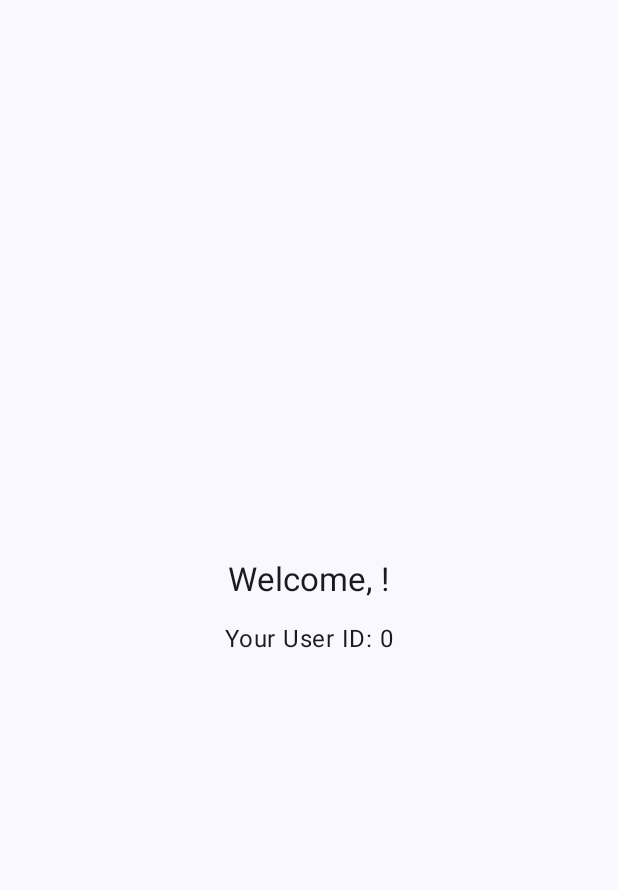
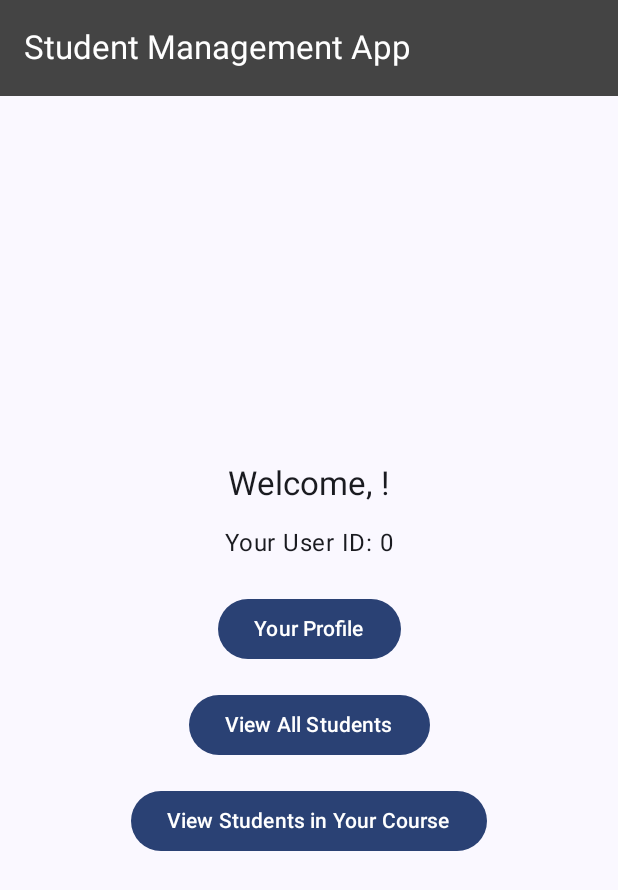
Before and after one commit to SipluDIA/FitnessApp, an Android app built with Jetpack Compose: the composable DashboardScreen called with empty values, on a phone screen of 412 x 824 dp. Shown: the top 890 px of the screen. Run offline under Robolectric (Android 15) with nearby library versions, the phone set to English and light mode, and no system bars; network calls fail.

Commit message:
2nd update

```diff
--- a/app/src/main/java/com/example/fitnessapp/DashboardScreen.kt
+++ /dev/null
@@ -1,24 +0,0 @@
-package com.example.fitnessapp
-
-import androidx.compose.foundation.layout.*
-import androidx.compose.material3.MaterialTheme
-import androidx.compose.material3.Text
-import androidx.compose.runtime.Composable
-import androidx.compose.ui.Alignment
-import androidx.compose.ui.Modifier
-import androidx.compose.ui.unit.dp
-
-@Composable
-fun DashboardScreen(userId: Int, userName: String) {
-    Column(
-        modifier = Modifier.fillMaxSize().padding(16.dp),
-        verticalArrangement = Arrangement.Center,
-        horizontalAlignment = Alignment.CenterHorizontally
-    ) {
-        Text("Welcome, $userName!", style = MaterialTheme.typography.titleLarge)
-        Spacer(modifier = Modifier.height(16.dp))
-        Text("Your User ID: $userId", style = MaterialTheme.typography.bodyLarge)
-        Spacer(modifier = Modifier.height(16.dp))
-        // Add your dashboard content here
-    }
-}
--- a/app/src/main/java/com/example/fitnessapp/NetworkManager.kt
+++ b/app/src/main/java/com/example/fitnessapp/network/NetworkManager.kt
@@ -1,4 +1,4 @@
-package com.example.fitnessapp
+package com.example.fitnessapp.network
 
 import android.content.Context
 import com.android.volley.Request
--- a/app/src/main/java/com/example/fitnessapp/ActivityScreen.kt
+++ b/app/src/main/java/com/example/fitnessapp/ui/screen/ActivityScreen.kt
@@ -1,4 +1,4 @@
-package com.example.fitnessapp
+package com.example.fitnessapp.ui.screen
 
 import android.Manifest
 import android.app.Activity
@@ -14,7 +14,6 @@ import androidx.activity.compose.rememberLauncherForActivityResult
 import androidx.activity.result.contract.ActivityResultContracts
 import androidx.compose.foundation.layout.*
 import androidx.compose.material3.Button
-import androidx.compose.material3.ButtonDefaults
 import androidx.compose.material3.MaterialTheme
 import androidx.compose.material3.OutlinedButton
 import androidx.compose.material3.Text
@@ -23,8 +22,7 @@ import androidx.compose.ui.Alignment
 import androidx.compose.ui.Modifier
 import androidx.compose.ui.platform.LocalContext
 import androidx.compose.ui.unit.dp
-import com.example.fitnessapp.NetworkManager
-import org.json.JSONObject
+import com.example.fitnessapp.network.NetworkManager
 import java.time.LocalDateTime
 import java.time.format.DateTimeFormatter
 
--- /dev/null
+++ b/app/src/main/java/com/example/fitnessapp/ui/screen/DashboardScreen.kt
@@ -0,0 +1,81 @@
+package com.example.fitnessapp.ui.screen
+
+import androidx.compose.foundation.layout.*
+import androidx.compose.material3.Button
+import androidx.compose.material3.ExperimentalMaterial3Api
+import androidx.compose.material3.MaterialTheme
+import androidx.compose.material3.Scaffold
+import androidx.compose.material3.Text
+import androidx.compose.material3.TopAppBar
+import androidx.compose.runtime.Composable
+import androidx.compose.ui.Alignment
+import androidx.compose.ui.Modifier
+import androidx.compose.ui.graphics.Color
+import androidx.compose.ui.text.TextStyle
+import androidx.compose.ui.text.font.FontFamily
+import androidx.compose.ui.text.font.FontWeight
+import androidx.compose.ui.unit.dp
+import androidx.compose.ui.unit.sp
+import androidx.navigation.NavHostController
+/*
+@Composable
+fun DashboardScreen(userId: Int, userName: String) {
+    Column(
+        modifier = Modifier.fillMaxSize().padding(16.dp),
+        verticalArrangement = Arrangement.Center,
+        horizontalAlignment = Alignment.CenterHorizontally
+    ) {
+        Text("Welcome, $userName!", style = MaterialTheme.typography.titleLarge)
+        Spacer(modifier = Modifier.height(16.dp))
+        Text("Your User ID: $userId", style = MaterialTheme.typography.bodyLarge)
+        Spacer(modifier = Modifier.height(16.dp))
+        // Add your dashboard content here
+    }
+}
+
+*/
+@OptIn(ExperimentalMaterial3Api::class)
+@Composable
+fun DashboardScreen( userId: Int, userName: String, navController: NavHostController) {
+    Scaffold(
+        topBar = {
+            TopAppBar(title = { Text("Student Management App", color = Color.White) },
+                colors = androidx.compose.material3.TopAppBarDefaults.smallTopAppBarColors(containerColor = Color.DarkGray)
+            )
+        }
+    ) { paddingValues ->
+        Column(
+            modifier = Modifier
+                .fillMaxSize()
+                .padding(paddingValues) // Use paddingValues from Scaffold
+                .wrapContentSize(Alignment.Center),
+            horizontalAlignment = Alignment.CenterHorizontally, // Center items horizontally
+            verticalArrangement = Arrangement.Center
+        ) {
+
+            Text("Welcome, $userName!", style = MaterialTheme.typography.titleLarge)
+            Spacer(modifier = Modifier.height(16.dp))
+            Text("Your User ID: $userId", style = MaterialTheme.typography.bodyLarge)
+            Spacer(modifier = Modifier.height(16.dp))
+
+            Button(
+                onClick = { navController.navigate("profile/$userId/$userName") },
+                modifier = Modifier.padding(8.dp)
+            ) {
+                Text("Your Profile")
+            }
+            Button(
+                onClick = { navController.navigate("profile/$userId/$userName") }, // Navigate to All
+                modifier = Modifier.padding(8.dp)
+            ) {
+                Text("View All Students")
+            }
+            Button( // New button for viewing students by course.
+                onClick = { navController.navigate("profile/$userId/$userName") },  // Navigate with a default course
+                modifier = Modifier.padding(8.dp)
+            ) {
+                Text("View Students in Your Course")
+            }
+        }
+    }
+}
--- a/app/src/main/java/com/example/fitnessapp/LoginScreen.kt
+++ b/app/src/main/java/com/example/fitnessapp/ui/screen/LoginScreen.kt
@@ -1,4 +1,4 @@
-package com.example.fitnessapp
+package com.example.fitnessapp.ui.screen
 
 import androidx.compose.foundation.layout.*
 import androidx.compose.material3.Button
@@ -11,6 +11,7 @@ import androidx.compose.ui.Alignment
 import androidx.compose.ui.Modifier
 import androidx.compose.ui.text.input.PasswordVisualTransformation
 import androidx.compose.ui.unit.dp
+import com.example.fitnessapp.network.NetworkManager
 
 @Composable
 fun LoginScreen(
--- a/app/src/main/java/com/example/fitnessapp/SplashScreen.kt
+++ b/app/src/main/java/com/example/fitnessapp/ui/screen/SplashScreen.kt
@@ -1,4 +1,4 @@
-package com.example.fitnessapp
+package com.example.fitnessapp.ui.screen
 
 import androidx.compose.foundation.background
 import androidx.compose.foundation.layout.Box
@@ -13,6 +13,7 @@ import androidx.compose.ui.graphics.Color
 import androidx.compose.ui.res.stringResource
 import androidx.compose.ui.text.font.FontWeight
 import androidx.compose.ui.unit.sp
+import com.example.fitnessapp.R
 import kotlinx.coroutines.delay
 
 @Composable
--- a/app/src/main/java/com/example/fitnessapp/WelcomeScreen.kt
+++ b/app/src/main/java/com/example/fitnessapp/ui/screen/WelcomeScreen.kt
@@ -1,4 +1,4 @@
-package com.example.fitnessapp
+package com.example.fitnessapp.ui.screen
 
 import androidx.compose.foundation.Image
 import androidx.compose.foundation.layout.Arrangement
@@ -14,7 +14,6 @@ import androidx.compose.material3.ButtonDefaults
 import androidx.compose.material3.OutlinedButton
 import androidx.compose.material3.Text
 import androidx.compose.runtime.Composable
-import androidx.compose.ui.Alignment
 import androidx.compose.ui.Modifier
 import androidx.compose.ui.draw.alpha
 import androidx.compose.ui.graphics.Color
@@ -23,6 +22,7 @@ import androidx.compose.ui.res.stringResource
 import androidx.compose.ui.text.font.FontWeight
 import androidx.compose.ui.unit.dp
 import androidx.compose.ui.unit.sp
+import com.example.fitnessapp.R
 import androidx.compose.ui.Alignment.Companion as Alignment1
 
 @Composable
```
Also changed, not shown: app/src/main/java/com/example/fitnessapp/MainActivity.kt (+2 -47 lines), app/src/main/java/com/example/fitnessapp/data/model/ActivityLog.kt (added, +15 -0 lines), app/src/main/java/com/example/fitnessapp/data/model/User.kt (added, +11 -0 lines), app/src/main/java/com/example/fitnessapp/navigation/AppNavigation.kt (added, +62 -0 lines), app/src/main/java/com/example/fitnessapp/ui/screen/SignUpScreen.kt (renamed from app/src/main/java/com/example/fitnessapp/SignUpScreen.kt, +6 -2 lines). Lines whose indentation alone changed are shown as unchanged.
